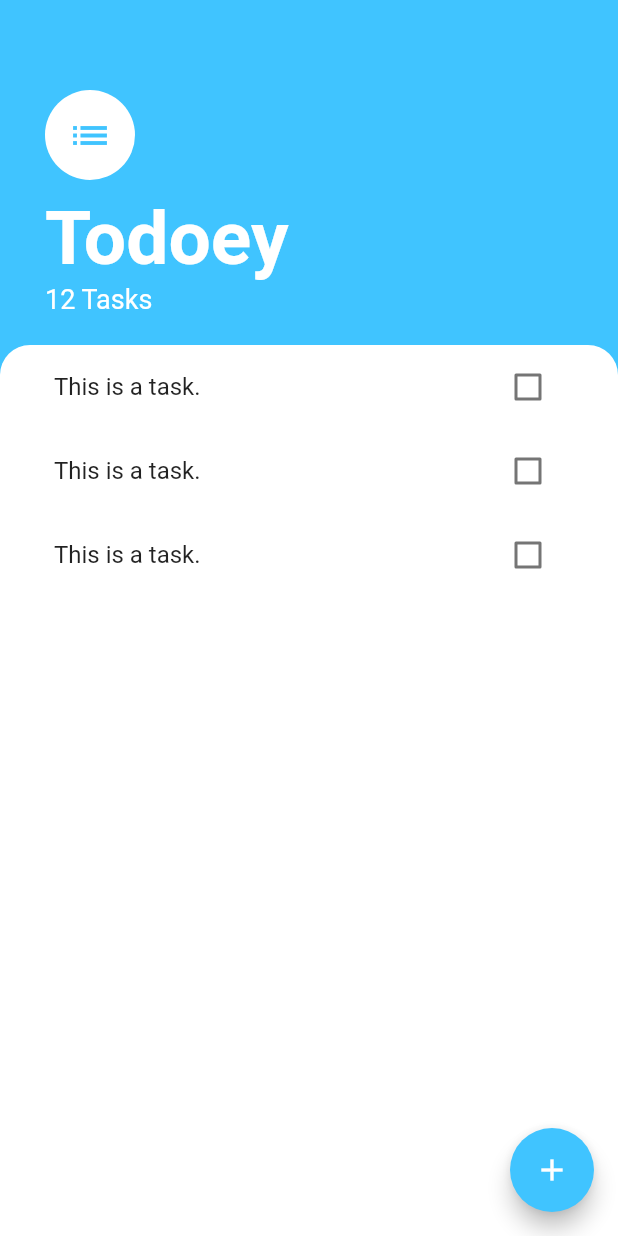
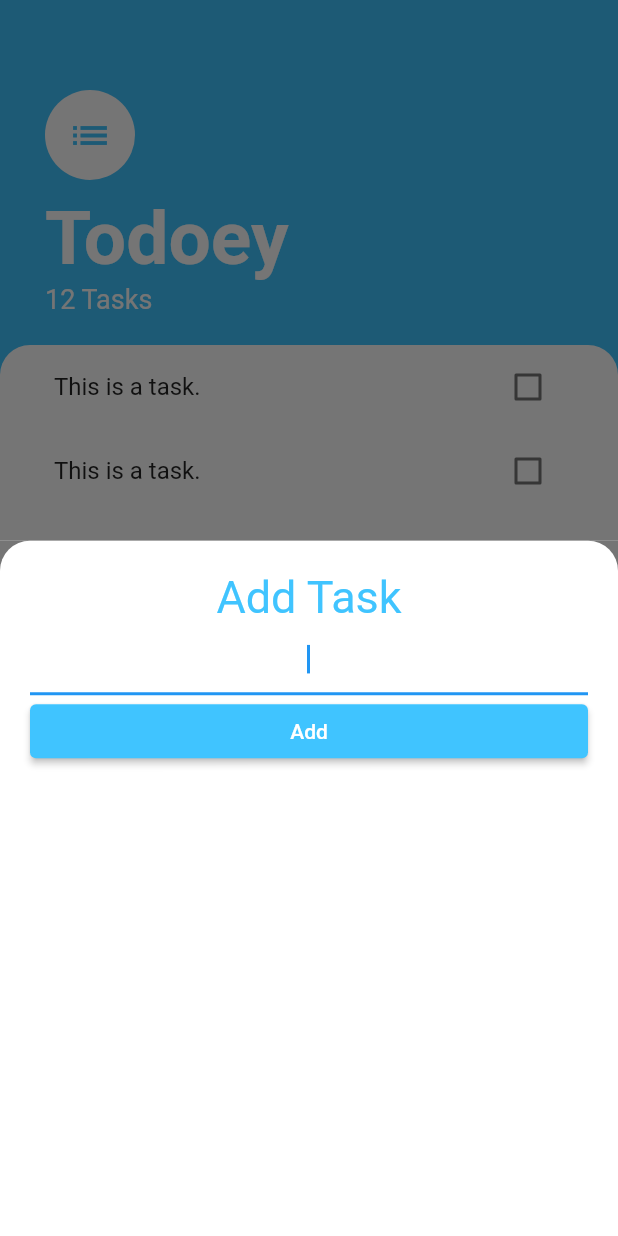
Before and after one commit to Reisuke1231/todoey_flutter, a Flutter app: the screen it shows after launch, after a tap on the "add" icon, on a phone screen of 412 x 824 dp. Run offline on Flutter 3.47's test engine with Material 2 defaults, Android fonts, the phone set to English and light mode, and no system bars.

Commit message:
Add modal bottom sheet

```diff
--- /dev/null
+++ b/lib/screens/add_task_screen.dart
@@ -0,0 +1,44 @@
+import 'package:flutter/material.dart';
+
+class AddTaskScreen extends StatelessWidget {
+  @override
+  Widget build(BuildContext context) {
+    return Container(
+      color: Color(0xff757575),
+      child: Container(
+        padding: EdgeInsets.all(20.0),
+        decoration: BoxDecoration(
+          color: Colors.white,
+          borderRadius: BorderRadius.only(
+            topLeft: Radius.circular(20.0),
+            topRight: Radius.circular(20.0),
+          ),
+        ),
+        child: Column(
+          crossAxisAlignment: CrossAxisAlignment.stretch,
+          children: <Widget>[
+            Text(
+              'Add Task',
+              textAlign: TextAlign.center,
+              style: TextStyle(
+                fontSize: 30.0,
+                color: Colors.lightBlueAccent,
+              ),
+            ),
+            TextField(
+              autofocus: true,
+              textAlign: TextAlign.center,
+            ),
+            ElevatedButton(
+              child: Text('Add'),
+              style: ElevatedButton.styleFrom(
+                primary: Colors.lightBlueAccent,
+              ),
+              onPressed: () {},
+            )
+          ],
+        ),
+      ),
+    );
+  }
+}
--- a/lib/screens/tasks_screen.dart
+++ b/lib/screens/tasks_screen.dart
@@ -1,14 +1,22 @@
 import 'package:flutter/material.dart';
+import 'package:todoey_flutter/screens/add_task_screen.dart';
 import 'package:todoey_flutter/widgets/tasks_list.dart';
 
 class TasksScreen extends StatelessWidget {
+  Widget buildButtomSheet(BuildContext context) => Container();
+
   @override
   Widget build(BuildContext context) {
     return Scaffold(
       backgroundColor: Colors.lightBlueAccent,
       floatingActionButton: FloatingActionButton(
         backgroundColor: Colors.lightBlueAccent,
-        onPressed: () {},
+        onPressed: () {
+          showModalBottomSheet(
+            context: context,
+            builder: (context) => AddTaskScreen(),
+          );
+        },
         child: Icon(Icons.add),
       ),
       body: Column(
```
